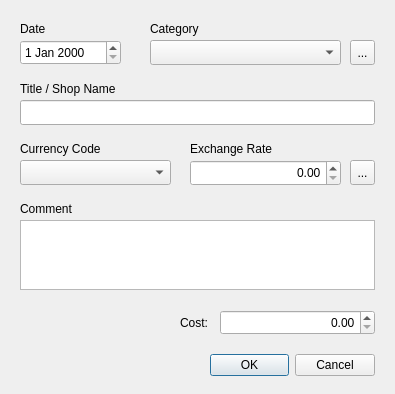
The window that Dialog/ExpenseDialog.ui (wslowinski/QtFinance) describes before a commit, drawn with Qt 5.
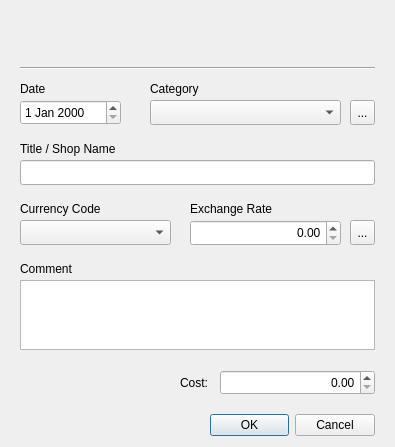
The same window after the commit. Icons and pictures are not drawn.

Diff of the .ui file:
```diff
--- a/Dialog/ExpenseDialog.ui
+++ b/Dialog/ExpenseDialog.ui
@@ -10,7 +10,7 @@
     <x>0</x>
     <y>0</y>
     <width>395</width>
-    <height>394</height>
+    <height>447</height>
    </rect>
   </property>
   <property name="palette">
@@ -30,7 +30,7 @@
    <property name="geometry">
     <rect>
      <x>210</x>
-     <y>350</y>
+     <y>410</y>
      <width>165</width>
      <height>31</height>
     </rect>
@@ -46,7 +46,7 @@
    <property name="geometry">
     <rect>
      <x>20</x>
-     <y>40</y>
+     <y>100</y>
      <width>101</width>
      <height>25</height>
     </rect>
@@ -56,7 +56,7 @@
    <property name="geometry">
     <rect>
      <x>150</x>
-     <y>40</y>
+     <y>100</y>
      <width>191</width>
      <height>25</height>
     </rect>
@@ -84,7 +84,7 @@
    <property name="geometry">
     <rect>
      <x>20</x>
-     <y>20</y>
+     <y>80</y>
      <width>67</width>
      <height>17</height>
     </rect>
@@ -97,7 +97,7 @@
    <property name="geometry">
     <rect>
      <x>150</x>
-     <y>20</y>
+     <y>80</y>
      <width>67</width>
      <height>17</height>
     </rect>
@@ -110,7 +110,7 @@
    <property name="geometry">
     <rect>
      <x>350</x>
-     <y>40</y>
+     <y>100</y>
      <width>25</width>
      <height>25</height>
     </rect>
@@ -133,7 +133,7 @@
    <property name="geometry">
     <rect>
      <x>20</x>
-     <y>100</y>
+     <y>160</y>
      <width>355</width>
      <height>25</height>
     </rect>
@@ -143,7 +143,7 @@
    <property name="geometry">
     <rect>
      <x>20</x>
-     <y>80</y>
+     <y>140</y>
      <width>131</width>
      <height>17</height>
     </rect>
@@ -156,7 +156,7 @@
    <property name="geometry">
     <rect>
      <x>220</x>
-     <y>310</y>
+     <y>370</y>
      <width>155</width>
      <height>25</height>
     </rect>
@@ -172,7 +172,7 @@
    <property name="geometry">
     <rect>
      <x>180</x>
-     <y>310</y>
+     <y>370</y>
      <width>40</width>
      <height>25</height>
     </rect>
@@ -188,7 +188,7 @@
    <property name="geometry">
     <rect>
      <x>20</x>
-     <y>200</y>
+     <y>260</y>
      <width>131</width>
      <height>17</height>
     </rect>
@@ -201,7 +201,7 @@
    <property name="geometry">
     <rect>
      <x>20</x>
-     <y>220</y>
+     <y>280</y>
      <width>355</width>
      <height>70</height>
     </rect>
@@ -211,14 +211,14 @@
    <property name="geometry">
     <rect>
      <x>20</x>
-     <y>160</y>
+     <y>220</y>
      <width>151</width>
      <height>25</height>
     </rect>
    </property>
    <property name="font">
     <font>
-     <bold>true</bold>
+     <bold>false</bold>
     </font>
    </property>
    <property name="currentIndex">
@@ -229,7 +229,7 @@
    <property name="geometry">
     <rect>
      <x>20</x>
-     <y>140</y>
+     <y>200</y>
      <width>131</width>
      <height>17</height>
     </rect>
@@ -242,7 +242,7 @@
    <property name="geometry">
     <rect>
      <x>190</x>
-     <y>140</y>
+     <y>200</y>
      <width>131</width>
      <height>17</height>
     </rect>
@@ -255,7 +255,7 @@
    <property name="geometry">
     <rect>
      <x>350</x>
-     <y>160</y>
+     <y>220</y>
      <width>25</width>
      <height>25</height>
     </rect>
@@ -278,7 +278,7 @@
    <property name="geometry">
     <rect>
      <x>190</x>
-     <y>160</y>
+     <y>220</y>
      <width>151</width>
      <height>26</height>
     </rect>
@@ -287,6 +287,35 @@
     <set>Qt::AlignRight|Qt::AlignTrailing|Qt::AlignVCenter</set>
    </property>
   </widget>
+  <widget class="QLabel" name="imgExpense">
+   <property name="geometry">
+    <rect>
+     <x>165</x>
+     <y>0</y>
+     <width>70</width>
+     <height>60</height>
+    </rect>
+   </property>
+   <property name="text">
+    <string/>
+   </property>
+   <property name="scaledContents">
+    <bool>false</bool>
+   </property>
+  </widget>
+  <widget class="Line" name="line">
+   <property name="geometry">
+    <rect>
+     <x>20</x>
+     <y>60</y>
+     <width>355</width>
+     <height>16</height>
+    </rect>
+   </property>
+   <property name="orientation">
+    <enum>Qt::Horizontal</enum>
+   </property>
+  </widget>
  </widget>
  <resources/>
  <connections>
```
